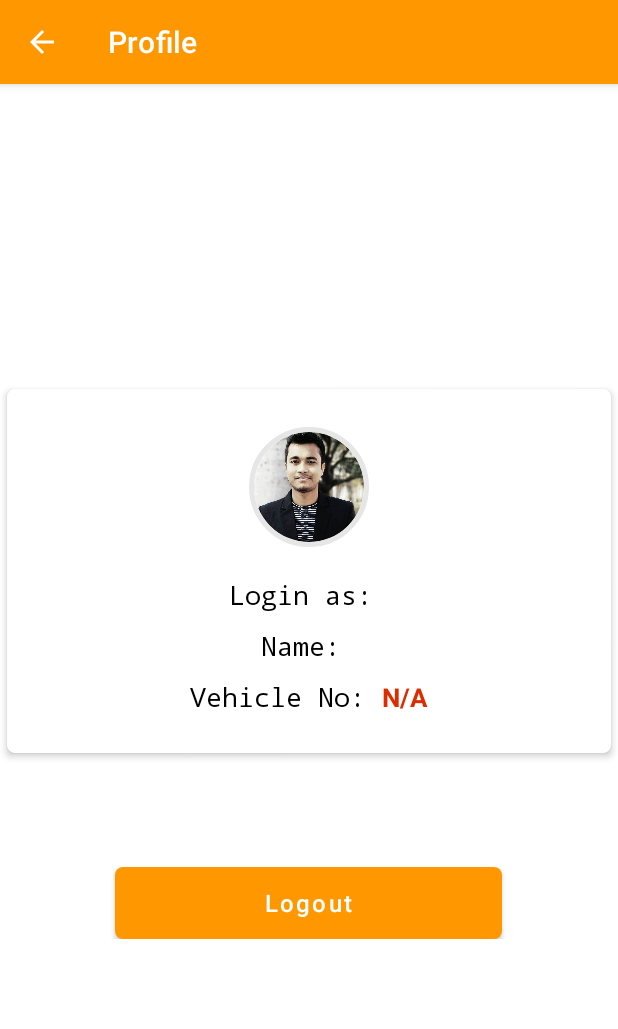
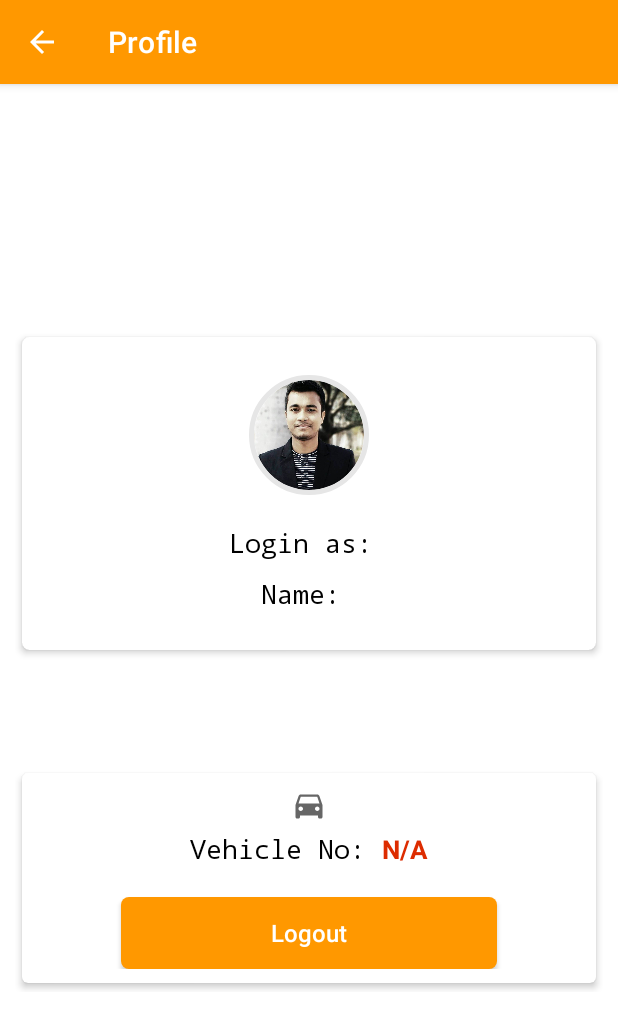
Before and after one commit to hkobir/vehicle-auth, an Android app: the DriverActivity screen opened directly, with no data from a screen before it, on a phone screen of 412 x 824 dp. Shown: the top 1029 px of the screen. Run offline under Robolectric (Android 15) with nearby library versions, the phone set to English and light mode, and no system bars; our stand-ins replace CircleImageView, Firebase (no records; nobody signed in at launch, a user with empty details on screens opened directly), data binding; 2 statements that could not run were skipped.

```diff
--- a/app/src/main/res/drawable/button_back.xml
+++ b/app/src/main/res/drawable/button_back.xml
@@ -1,7 +1,7 @@
 <?xml version="1.0" encoding="utf-8"?>
 <shape xmlns:android="http://schemas.android.com/apk/res/android"
     android:shape="rectangle">
-    <solid android:color="#000" />
+    <solid android:color="@color/colorPrimary" />
     <corners android:radius="5dp"/>
 
 </shape>
--- a/app/src/main/res/layout/activity_driver.xml
+++ b/app/src/main/res/layout/activity_driver.xml
@@ -1,9 +1,9 @@
 <?xml version="1.0" encoding="utf-8"?>
-<layout>
+<layout xmlns:android="http://schemas.android.com/apk/res/android"
+    xmlns:app="http://schemas.android.com/apk/res-auto"
+    xmlns:tools="http://schemas.android.com/tools">
 
-    <RelativeLayout xmlns:android="http://schemas.android.com/apk/res/android"
-        xmlns:app="http://schemas.android.com/apk/res-auto"
-        xmlns:tools="http://schemas.android.com/tools"
+    <RelativeLayout
         android:layout_width="match_parent"
         android:layout_height="match_parent"
         tools:context=".DriverActivity">
@@ -12,6 +12,7 @@
             android:layout_width="match_parent"
             android:layout_height="wrap_content"
             android:layout_centerInParent="true"
+            android:layout_marginHorizontal="10dp"
             android:orientation="vertical">
 
             <androidx.cardview.widget.CardView
@@ -88,10 +89,33 @@
 
                     </LinearLayout>
 
+
+                </LinearLayout>
+            </androidx.cardview.widget.CardView>
+
+            <com.google.android.material.circularreveal.cardview.CircularRevealCardView
+                android:layout_width="match_parent"
+                android:layout_height="wrap_content"
+                android:layout_marginTop="70dp"
+                app:cardElevation="3dp"
+                app:cardUseCompatPadding="true">
+
                 <LinearLayout
                     android:layout_width="match_parent"
                     android:layout_height="wrap_content"
-                        android:layout_marginTop="10dp"
+                    android:layout_margin="10dp"
+                    android:orientation="vertical">
+
+                    <ImageView
+                        android:layout_width="wrap_content"
+                        android:layout_height="wrap_content"
+                        android:layout_gravity="center_horizontal"
+                        android:src="@drawable/ic_baseline_car" />
+
+                    <LinearLayout
+                        android:layout_width="match_parent"
+                        android:layout_height="wrap_content"
+                        android:layout_marginTop="5dp"
                         android:gravity="center_horizontal"
                         android:orientation="horizontal">
 
@@ -113,15 +137,13 @@
                             android:textStyle="bold" />
 
                     </LinearLayout>
-                </LinearLayout>
-            </androidx.cardview.widget.CardView>
 
-            <Button
+                    <androidx.appcompat.widget.AppCompatButton
                         android:id="@+id/logoutBtn"
                         android:layout_width="wrap_content"
                         android:layout_height="wrap_content"
                         android:layout_gravity="center_horizontal"
-                android:layout_marginTop="70dp"
+                        android:layout_marginTop="20dp"
                         android:background="@drawable/button_back"
                         android:paddingLeft="100dp"
                         android:paddingRight="100dp"
@@ -129,13 +151,15 @@
                         android:textAllCaps="false"
                         android:textColor="#fff"
                         android:textSize="16sp" />
+                </LinearLayout>
+            </com.google.android.material.circularreveal.cardview.CircularRevealCardView>
+        </LinearLayout>
 
-        </LinearLayout>
         <ProgressBar
             android:id="@+id/progressLV"
-            android:visibility="gone"
+            android:layout_width="wrap_content"
+            android:layout_height="wrap_content"
             android:layout_centerInParent="true"
-            android:layout_width="wrap_content"
-            android:layout_height="wrap_content"/>
+            android:visibility="gone" />
     </RelativeLayout>
 </layout>
```
Also changed, not shown: app/src/main/java/com/hk/vehicleauth/DriverActivity.java (+68 -33 lines). Lines whose indentation alone changed are shown as unchanged.
